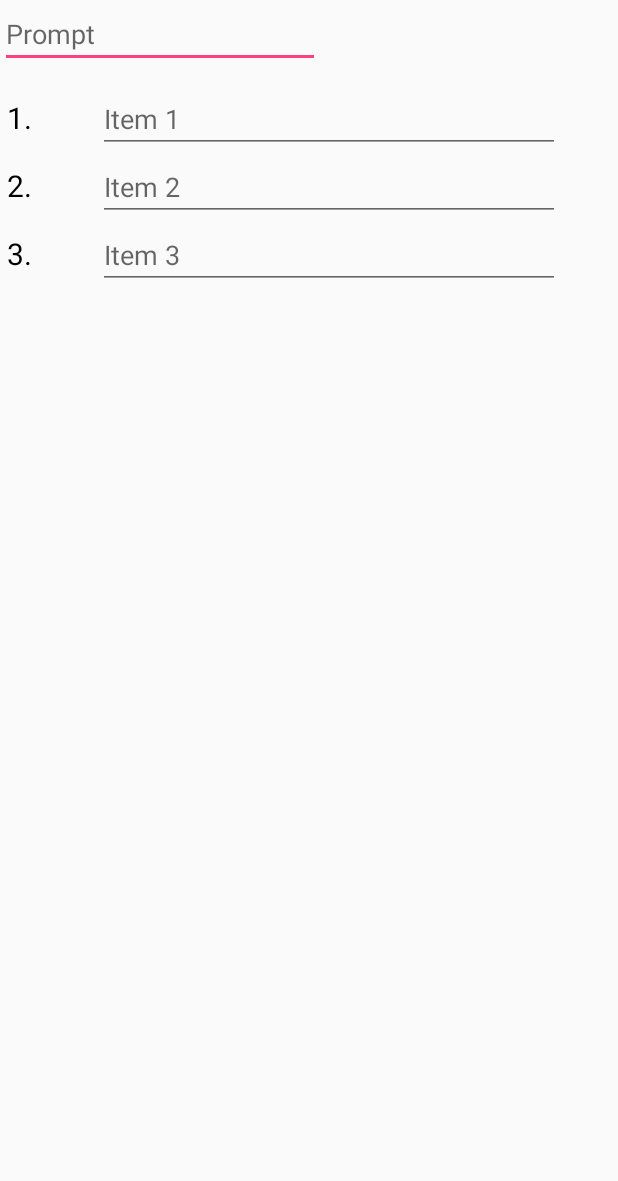
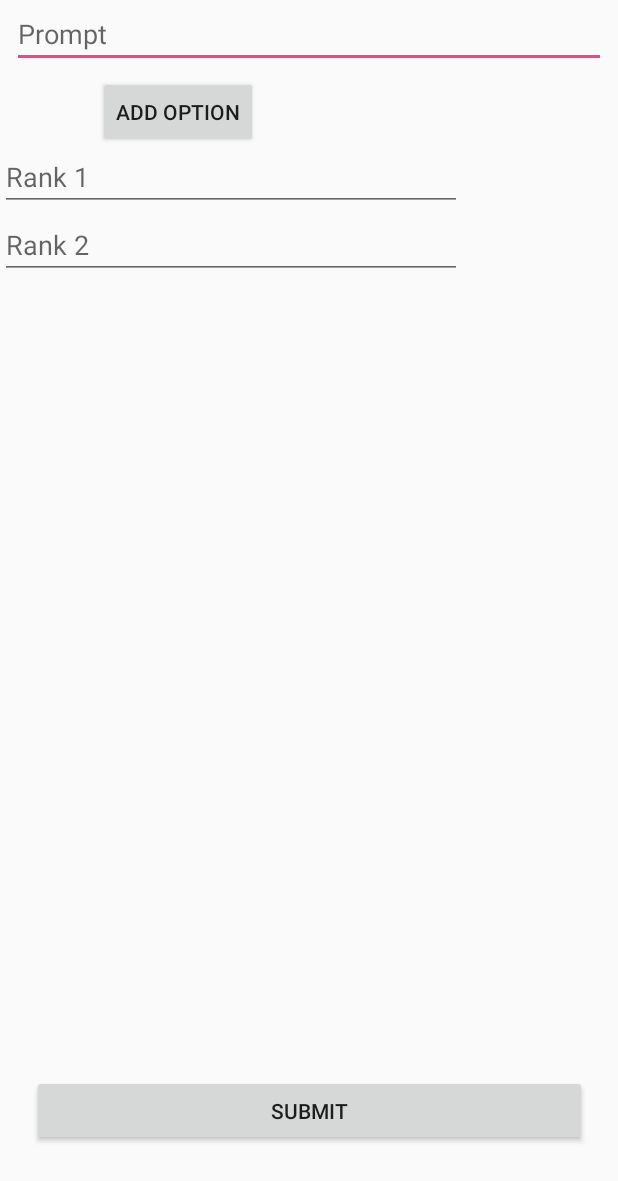
Before and after one commit to loliveto/newD6, an Android app: the layout fragment_create_rank.xml on its own in the app's theme, with its tools: preview values and no code run, on a phone screen of 412 x 824 dp. Shown: the top 1181 px of the screen. Run offline under Robolectric (Android 15) with nearby library versions, the phone set to English and light mode, and no system bars.

Commit message:
completed ranking

```diff
--- a/app/src/main/res/layout/fragment_create_rank.xml
+++ b/app/src/main/res/layout/fragment_create_rank.xml
@@ -7,42 +7,59 @@
     android:layout_height="match_parent">
 
     <EditText
-        android:id="@+id/editText"
+        android:id="@+id/rankprompt"
         android:layout_width="0dp"
         android:layout_height="wrap_content"
+        android:layout_marginEnd="8dp"
+        android:layout_marginStart="8dp"
         android:ems="10"
         android:hint="Prompt"
-        android:inputType="textPersonName" />
+        android:inputType="textPersonName"
+        app:layout_constraintEnd_toEndOf="parent"
+        app:layout_constraintStart_toStartOf="parent" />
+
+    <Button
+        android:id="@+id/rankadd"
+        android:layout_width="wrap_content"
+        android:layout_height="48dp"
+        android:layout_marginStart="65dp"
+        android:layout_marginTop="5dp"
+        android:text="Add Option"
+        app:layout_constraintStart_toStartOf="parent"
+        app:layout_constraintTop_toBottomOf="@+id/rankprompt" />
+
+    <Button
+        android:id="@+id/rankremove"
+        android:layout_width="wrap_content"
+        android:layout_height="wrap_content"
+        android:layout_marginEnd="50dp"
+        android:layout_marginTop="5dp"
+        android:text="Remove Option"
+        android:visibility="invisible"
+        app:layout_constraintEnd_toEndOf="parent"
+        app:layout_constraintTop_toBottomOf="@+id/rankprompt" />
 
     <TableLayout
         android:id="@+id/tableLayout"
         android:layout_width="match_parent"
         android:layout_height="0dp"
-        android:layout_marginBottom="317dp"
-        android:layout_marginTop="11dp"
+        android:layout_marginBottom="24dp"
+        android:layout_marginTop="50dp"
         app:layout_constraintBottom_toBottomOf="parent"
         app:layout_constraintEnd_toEndOf="parent"
         app:layout_constraintStart_toStartOf="parent"
-        app:layout_constraintTop_toBottomOf="@+id/editText">
+        app:layout_constraintTop_toBottomOf="@+id/rankprompt">
 
         <TableRow
             android:layout_width="wrap_content"
             android:layout_height="match_parent">
 
-            <TextView
-                android:id="@+id/textView"
-                android:layout_width="65dp"
-                android:layout_height="wrap_content"
-                android:text=" 1."
-                android:textColor="@android:color/black"
-                android:textSize="20sp" />
-
             <EditText
-                android:id="@+id/editText2"
+                android:id="@+id/rank1"
                 android:layout_width="308dp"
                 android:layout_height="wrap_content"
                 android:ems="10"
-                android:hint="Item 1"
+                android:hint="Rank 1"
                 android:inputType="textPersonName" />
         </TableRow>
 
@@ -50,20 +67,12 @@
             android:layout_width="match_parent"
             android:layout_height="match_parent">
 
-            <TextView
-                android:id="@+id/textView2"
-                android:layout_width="wrap_content"
-                android:layout_height="wrap_content"
-                android:text=" 2."
-                android:textColor="@android:color/black"
-                android:textSize="20sp" />
-
             <EditText
-                android:id="@+id/editText3"
+                android:id="@+id/rank2"
                 android:layout_width="wrap_content"
                 android:layout_height="wrap_content"
                 android:ems="10"
-                android:hint="Item 2"
+                android:hint="Rank 2"
                 android:inputType="textPersonName" />
         </TableRow>
 
@@ -71,21 +80,62 @@
             android:layout_width="match_parent"
             android:layout_height="match_parent">
 
-            <TextView
-                android:id="@+id/textView3"
-                android:layout_width="wrap_content"
-                android:layout_height="wrap_content"
-                android:text=" 3."
-                android:textColor="@android:color/black"
-                android:textSize="20sp" />
-
             <EditText
-                android:id="@+id/editText4"
+                android:id="@+id/rank3"
                 android:layout_width="wrap_content"
                 android:layout_height="wrap_content"
                 android:ems="10"
-                android:hint="Item 3"
-                android:inputType="textPersonName" />
+                android:hint="Rank 3"
+                android:inputType="textPersonName"
+                android:visibility="invisible" />
+        </TableRow>
+
+        <TableRow>
+
+            <EditText
+                android:id="@+id/rank4"
+                android:layout_width="wrap_content"
+                android:layout_height="wrap_content"
+                android:ems="10"
+                android:hint="Rank 4"
+                android:inputType="textPersonName"
+                android:visibility="invisible" />
+        </TableRow>
+
+        <TableRow>
+
+            <EditText
+                android:id="@+id/rank5"
+                android:layout_width="wrap_content"
+                android:layout_height="wrap_content"
+                android:ems="10"
+                android:hint="Rank 5"
+                android:inputType="textPersonName"
+                android:visibility="invisible" />
+        </TableRow>
+
+        <TableRow>
+
+            <EditText
+                android:id="@+id/rank6"
+                android:layout_width="wrap_content"
+                android:layout_height="wrap_content"
+                android:ems="10"
+                android:hint="Rank 6"
+                android:inputType="textPersonName"
+                android:visibility="invisible" />
         </TableRow>
     </TableLayout>
+
+    <Button
+        android:id="@+id/ranksubmit"
+        android:layout_width="370dp"
+        android:layout_height="47dp"
+        android:layout_marginBottom="60dp"
+        android:layout_marginEnd="8dp"
+        android:layout_marginStart="8dp"
+        android:text="Submit"
+        app:layout_constraintBottom_toBottomOf="parent"
+        app:layout_constraintEnd_toEndOf="parent"
+        app:layout_constraintStart_toStartOf="parent" />
 </android.support.constraint.ConstraintLayout>
```
Also changed, not shown: app/src/main/java/com/example/john/quizsurvey/MainActivity.java (+10 -0 lines), app/src/main/java/com/example/john/quizsurvey/Views/CreateRankQuestion.java (added, +132 -0 lines), app/src/main/java/com/example/john/quizsurvey/Views/QTypeSelect.java (+8 -0 lines), 2 other files.
